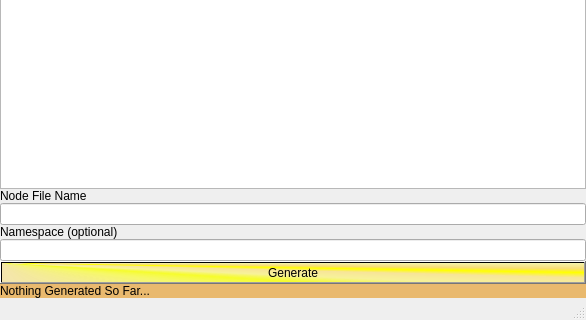
Old version of the form test_code/gui_dev/generator/editabletreemodelRMC/mainwindow.ui in the repository GOFIRST-Robotics/NASA-RMC-2020-NorthstarRobotics; both pictures show x 0 to 586 and y 138 to 458 of the 586 by 458 pixel window.
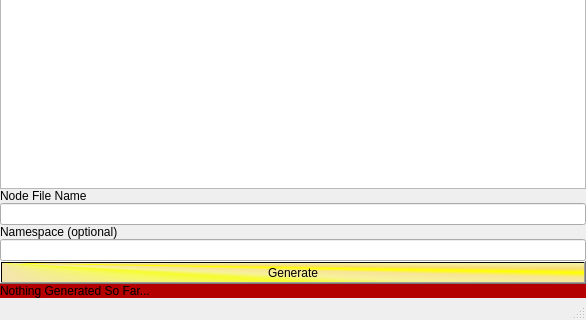
New version of the form.

```diff
--- a/test_code/gui_dev/generator/editabletreemodelRMC/mainwindow.ui
+++ b/test_code/gui_dev/generator/editabletreemodelRMC/mainwindow.ui
@@ -96,7 +96,7 @@
     <item>
      <widget class="QLabel" name="label_3">
       <property name="styleSheet">
-       <string notr="true"> QLabel { background: rgb(233, 185, 110)}
+       <string notr="true"> QLabel { background: rgb(180, 0, 0)}
 </string>
       </property>
       <property name="text">
```
